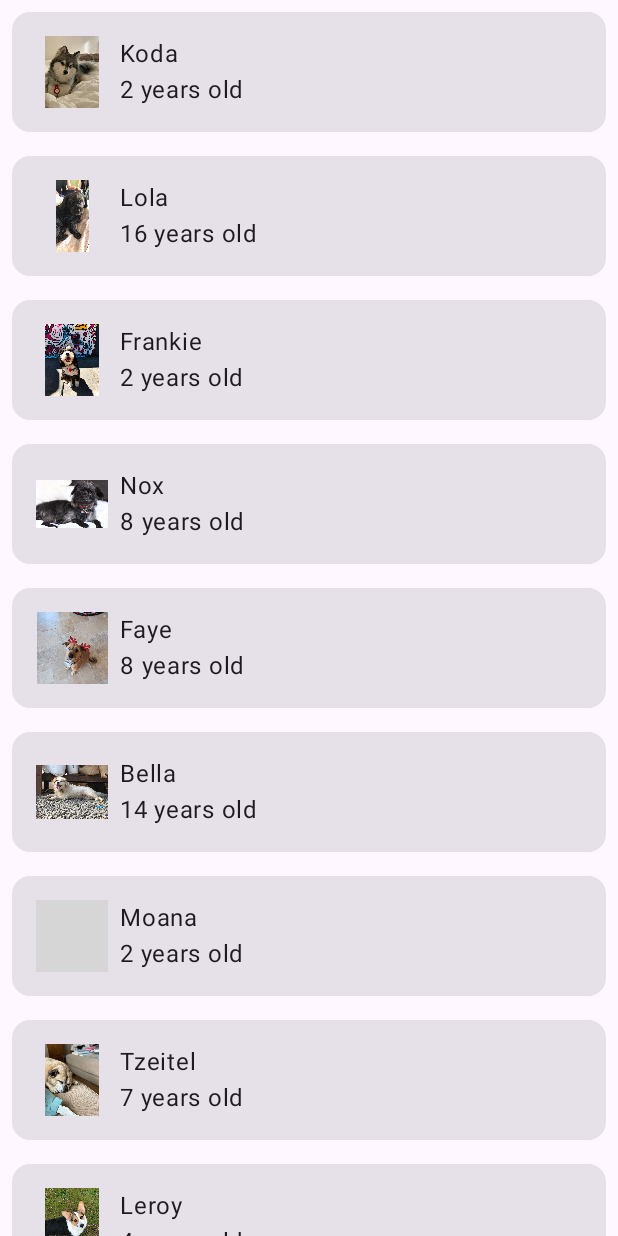
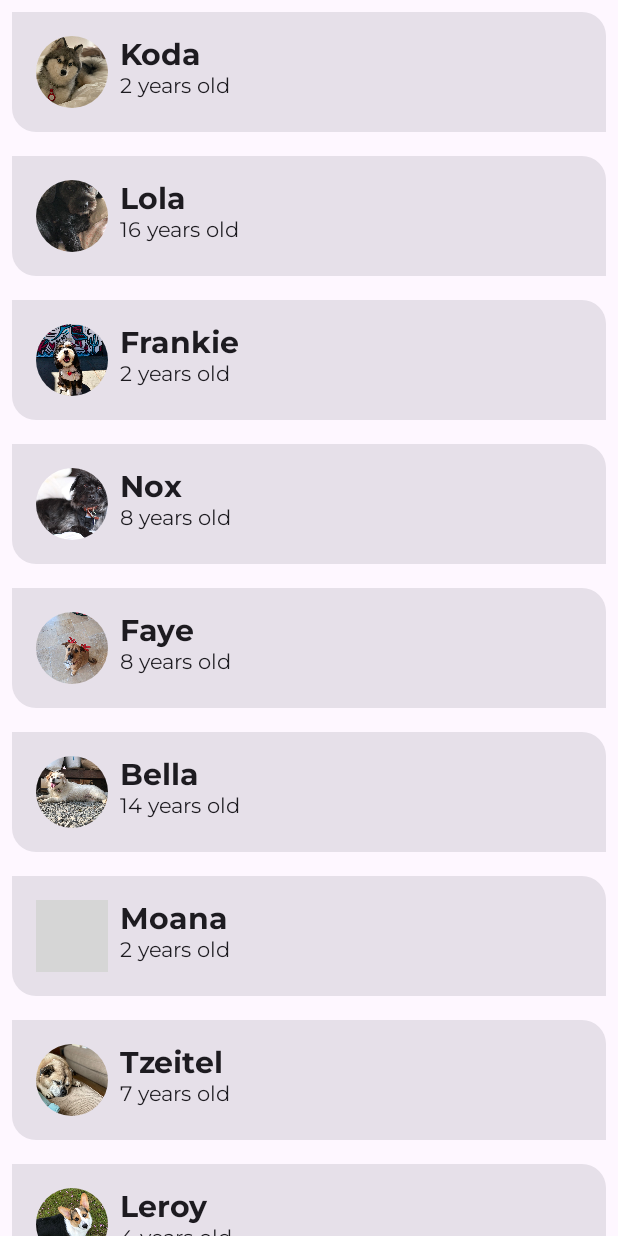
Before and after one commit to MatrevLT/android_basics_with_compose, an Android app built with Jetpack Compose: the screen it shows after launch (MainActivity), on a phone screen of 412 x 824 dp. Run offline under Robolectric (Android 15) with nearby library versions, the phone set to English and light mode, and no system bars; grey boxes are pictures that could not be loaded.

Commit message:
add font

```diff
--- a/basic-android-kotlin-compose-training-woof-starter/app/src/main/java/com/example/woof/MainActivity.kt
+++ b/basic-android-kotlin-compose-training-woof-starter/app/src/main/java/com/example/woof/MainActivity.kt
@@ -31,11 +31,14 @@ import androidx.compose.foundation.layout.size
 import androidx.compose.foundation.lazy.LazyColumn
 import androidx.compose.foundation.lazy.items
 import androidx.compose.material3.Card
+import androidx.compose.material3.MaterialTheme
 import androidx.compose.material3.Scaffold
 import androidx.compose.material3.Surface
 import androidx.compose.material3.Text
 import androidx.compose.runtime.Composable
 import androidx.compose.ui.Modifier
+import androidx.compose.ui.draw.clip
+import androidx.compose.ui.layout.ContentScale
 import androidx.compose.ui.res.dimensionResource
 import androidx.compose.ui.res.painterResource
 import androidx.compose.ui.res.stringResource
@@ -114,7 +117,9 @@ fun DogIcon(
     Image(
         modifier = modifier
             .size(dimensionResource(R.dimen.image_size))
-            .padding(dimensionResource(R.dimen.padding_small)),
+            .padding(dimensionResource(R.dimen.padding_small))
+            .clip(MaterialTheme.shapes.small),
+        contentScale = ContentScale.Crop,
         painter = painterResource(dogIcon),
 
         // Content Description is not needed here - image is decorative, and setting a null content
@@ -140,10 +145,12 @@ fun DogInformation(
     Column(modifier = modifier) {
         Text(
             text = stringResource(dogName),
-            modifier = Modifier.padding(top = dimensionResource(R.dimen.padding_small))
+            style = MaterialTheme.typography.displayMedium,
+            modifier = Modifier.padding(top = dimensionResource(id = R.dimen.padding_small))
         )
         Text(
             text = stringResource(R.string.years_old, dogAge),
+            style = MaterialTheme.typography.bodyLarge
         )
     }
 }
--- a/basic-android-kotlin-compose-training-woof-starter/app/src/main/java/com/example/woof/ui/theme/Shape.kt
+++ b/basic-android-kotlin-compose-training-woof-starter/app/src/main/java/com/example/woof/ui/theme/Shape.kt
@@ -21,4 +21,5 @@ import androidx.compose.ui.unit.dp
 
 val Shapes = Shapes(
     small = RoundedCornerShape(50.dp),
+    medium = RoundedCornerShape(bottomStart = 16.dp, topEnd = 16.dp),
 )
--- a/basic-android-kotlin-compose-training-woof-starter/app/src/main/java/com/example/woof/ui/theme/Type.kt
+++ b/basic-android-kotlin-compose-training-woof-starter/app/src/main/java/com/example/woof/ui/theme/Type.kt
@@ -15,8 +15,43 @@
  */
 package com.example.woof.ui.theme
 
+import androidx.compose.ui.text.font.Font
+import androidx.compose.ui.text.font.FontFamily
+import com.example.woof.R
 import androidx.compose.material3.Typography
+import androidx.compose.ui.text.font.FontWeight
+import androidx.compose.ui.text.TextStyle
+import androidx.compose.ui.unit.sp
+// Set of Material typography styles to start with
 
-// Set of Material typography styles to start with
+val AbrilFatface = FontFamily(
+    Font(R.font.abril_fatface_regular)
+)
+
+val Montserrat = FontFamily(
+    Font(R.font.montserrat_regular),
+    Font(R.font.montserrat_bold, FontWeight.Bold)
+)
+
 val Typography = Typography(
+    displayLarge = TextStyle(
+        fontFamily = AbrilFatface,
+        fontWeight = FontWeight.Normal,
+        fontSize = 36.sp
+    ),
+    displayMedium = TextStyle(
+        fontFamily = Montserrat,
+        fontWeight = FontWeight.Bold,
+        fontSize = 20.sp
+    ),
+    labelSmall = TextStyle(
+        fontFamily = Montserrat,
+        fontWeight = FontWeight.Bold,
+        fontSize = 14.sp
+    ),
+    bodyLarge = TextStyle(
+        fontFamily = Montserrat,
+        fontWeight = FontWeight.Normal,
+        fontSize = 14.sp
+    )
 )
```
Also changed, not shown: basic-android-kotlin-compose-training-woof-starter/app/src/main/res/font/abril_fatface_regular.ttf (added), basic-android-kotlin-compose-training-woof-starter/app/src/main/res/font/montserrat_bold.ttf (added), basic-android-kotlin-compose-training-woof-starter/app/src/main/res/font/montserrat_regular.ttf (added).
